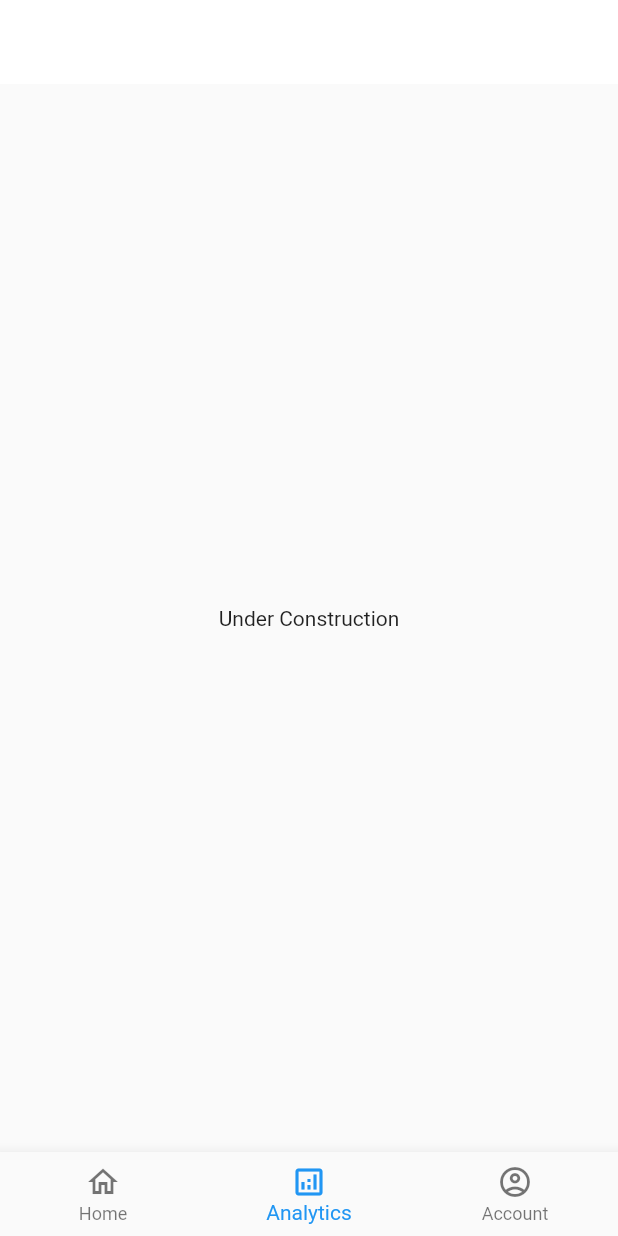
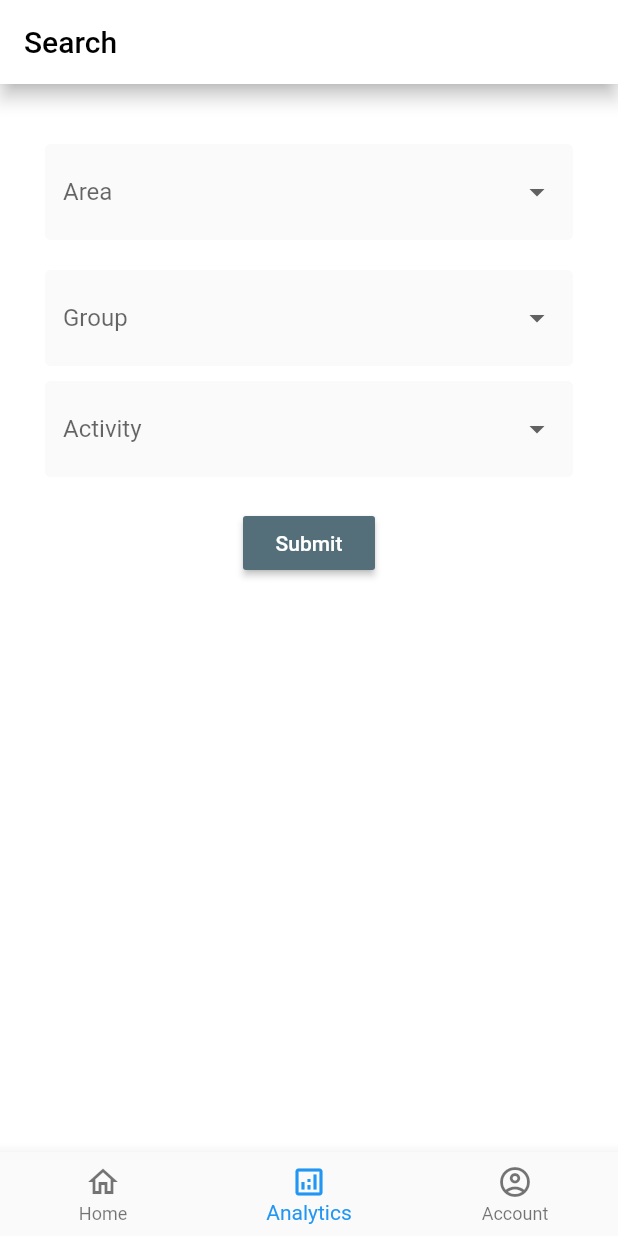
Before and after one commit to faseelmo/imd, a Flutter app: the screen it shows once a user with an empty profile is signed in, item 2 of the bottom bar chosen, on a phone screen of 412 x 824 dp. Run offline on Flutter 3.47's test engine with Material 2 defaults, Android fonts, the phone set to English and light mode, and no system bars; our stand-ins replace cloud_firestore, firebase_auth, flutter_spinkit; accounts and stored records are empty.

Commit message:
Added the First Version of Analytics

```diff
--- /dev/null
+++ b/lib/global.dart
@@ -0,0 +1,5 @@
+library my_project.global;
+
+String area = '';
+String group = '';
+String activity = '';
--- /dev/null
+++ b/lib/models/analytics.dart
@@ -0,0 +1,11 @@
+class Search {
+  final String area;
+  final String group;
+  final String activity;
+
+  Search({
+    this.area,
+    this.group,
+    this.activity,
+  });
+}
--- /dev/null
+++ b/lib/screens/analytics/analyticsdata.dart
@@ -0,0 +1,39 @@
+/* services/firestore_service.dart */
+
+import 'package:cloud_firestore/cloud_firestore.dart';
+import 'package:flutter/cupertino.dart';
+import 'package:imd/models/imd.dart';
+import 'package:imd/models/analytics.dart';
+import 'package:imd/global.dart' as global;
+
+class AnalyticServices {
+  final Imd data;
+  AnalyticServices({this.data});
+
+  final databaseReference = Firestore.instance;
+
+  Stream<List<Imd>> get imd {
+    // orderBy is here
+
+    List<Imd> _imdListFromSnapshot(QuerySnapshot snapshot) {
+      return snapshot.documents.map((doc) {
+        return Imd(
+          area: doc.data['area'] ?? '',
+          group: doc.data['group'] ?? '',
+          equipment: doc.data['equipment'] ?? '',
+          activity: doc.data['activity'] ?? '',
+          optional: doc.data['optional'] ?? '',
+        );
+      }).toList();
+    }
+
+    return databaseReference
+        .collection("imd") // I need the variable from the dropdown menu
+        .where('area', isEqualTo: global.area)
+        .where('group', isEqualTo: global.group)
+        .where('activity', isEqualTo: global.activity)
+        .orderBy('date', descending: true)
+        .snapshots()
+        .map(_imdListFromSnapshot);
+  }
+}
--- a/lib/screens/analytics/analyticspage.dart
+++ b/lib/screens/analytics/analyticspage.dart
@@ -1,21 +1,159 @@
 import 'package:flutter/material.dart';
+import 'analyticshome.dart';
+import 'package:imd/global.dart' as global;
 
-class Analytics extends StatelessWidget {
-  static Route<dynamic> route() => MaterialPageRoute(
-        builder: (context) => Analytics(),
-      );
+class Analytics extends StatefulWidget {
+  @override
+  _AnalyticsState createState() => _AnalyticsState();
+}
+
+class _AnalyticsState extends State<Analytics> {
+  String area = '';
+  String group = '';
+  String equipment = '';
+  String activity = '';
+  String optional = '';
+
+  DateTime selectedDate = DateTime.now();
 
   @override
   Widget build(BuildContext context) {
     return Scaffold(
-      appBar: AppBar(
-        title: Text("Analytics"),
+        resizeToAvoidBottomPadding: false,
         backgroundColor: Colors.white,
-        elevation: 0.0,
-      ),
-      body: Center(
-        child: Text("Under Construction"),
-      ),
-    );
+        appBar: AppBar(
+          iconTheme: IconThemeData(color: Colors.black),
+          title: Text(
+            'Search',
+            style: TextStyle(color: Colors.black),
+          ),
+          backgroundColor: Colors.white,
+          elevation: 5.0,
+          actions: <Widget>[],
+        ),
+        body: Column(
+          children: [
+            Form(
+              child: SingleChildScrollView(
+                padding: EdgeInsets.symmetric(vertical: 20, horizontal: 30),
+                child: Column(children: <Widget>[
+                  SizedBox(height: 20.0),
+                  DropdownButtonFormField<String>(
+                    decoration: InputDecoration(
+                      hintText: 'Area',
+                      fillColor: Colors.grey[50],
+                      filled: true,
+                      enabledBorder: OutlineInputBorder(
+                        borderSide:
+                            BorderSide(color: Colors.grey[50], width: 2.0),
+                      ),
+                      focusedBorder: OutlineInputBorder(
+                          borderSide: BorderSide(color: Colors.blueGrey[300])),
+                    ),
+                    items: <String>[
+                      'Unit 10',
+                      'Unit 20',
+                      'Unit 30',
+                      'Unit 40',
+                      'Unit 50',
+                      'CHP',
+                      'BOP',
+                    ].map((String value) {
+                      return new DropdownMenuItem<String>(
+                        value: value,
+                        child: new Text(value),
+                      );
+                    }).toList(),
+                    onChanged: (val) {
+                      setState(() => area = val);
+                      //print("haha" + area_search);
+                    },
+                  ),
+                  SizedBox(height: 20.0),
+                  DropdownButtonFormField<String>(
+                    decoration: InputDecoration(
+                      hintText: 'Group',
+                      fillColor: Colors.grey[50],
+                      filled: true,
+                      enabledBorder: OutlineInputBorder(
+                        borderSide:
+                            BorderSide(color: Colors.grey[50], width: 2.0),
+                      ),
+                      focusedBorder: OutlineInputBorder(
+                          borderSide: BorderSide(color: Colors.blueGrey[300])),
+                    ),
+                    items: <String>[
+                      'Boiler',
+                      'Feed Cycle',
+                      'BOP',
+                      'CHP',
+                      'DCS/Turbine/IT',
+                    ].map((String value) {
+                      return new DropdownMenuItem<String>(
+                        value: value,
+                        child: new Text(value),
+                      );
+                    }).toList(),
+                    onChanged: (val) {
+                      setState(() => group = val);
+                    },
+                  ),
+                  SizedBox(height: 10.0),
+                  DropdownButtonFormField<String>(
+                    decoration: InputDecoration(
+                      hintText: 'Activity',
+                      fillColor: Colors.grey[50],
+                      filled: true,
+                      enabledBorder: OutlineInputBorder(
+                        borderSide:
+                            BorderSide(color: Colors.grey[50], width: 2.0),
+                      ),
+                      focusedBorder: OutlineInputBorder(
+                          borderSide: BorderSide(color: Colors.blueGrey[300])),
+                    ),
+                    items: <String>[
+                      'Simulation',
+                      'Replacement',
+                      'Set Point Change',
+                      'PM',
+                      'Calibration',
+                      'Improvement',
+                      'New Installation',
+                      'Others'
+                    ].map((String value) {
+                      return new DropdownMenuItem<String>(
+                        value: value,
+                        child: new Text(value),
+                      );
+                    }).toList(),
+                    onChanged: (val) {
+                      setState(() => activity = val);
+                    },
+                  ),
+                  SizedBox(height: 20.0),
+                  RaisedButton(
+                      color: Colors.blueGrey[600],
+                      child: Text(
+                        "Submit",
+                        style: TextStyle(color: Colors.white),
+                      ),
+                      onPressed: () async {
+                        global.area = area;
+                        global.group = group;
+                        global.activity = activity;
+
+                        Navigator.push(
+                            context,
+                            MaterialPageRoute(
+                                builder: (context) => AnalyticsHome()));
+                      }
+                      //adding date and time
+
+                      ),
+                ]),
+              ),
+            ),
+          ],
+        ));
   }
 }
--- a/lib/screens/authenticate/sign_in.dart
+++ b/lib/screens/authenticate/sign_in.dart
@@ -30,7 +30,7 @@ class _SignInState extends State<SignIn> {
               title: Text("Sign in to IMD portal"),
             ),
             body: Container(
-              padding: EdgeInsets.symmetric(vertical: 20, horizontal: 50),
+              padding: EdgeInsets.symmetric(vertical: 0, horizontal: 50),
               child: Form(
                 key: _formKey,
                 child: Column(
@@ -42,7 +42,7 @@ class _SignInState extends State<SignIn> {
                         fit: BoxFit.fitWidth,
                       ),
                     ),
-                    SizedBox(height: 30.0),
+                    SizedBox(height: 00.0),
                     TextFormField(
                         decoration: InputDecoration(
                           hintText: 'Email',
--- a/lib/screens/data/datapage.dart
+++ b/lib/screens/data/datapage.dart
@@ -97,7 +97,7 @@ class _DataPageState extends State<DataPage> {
                       );
                     }).toList(),
                     onChanged: (val) {
-                      setState(() => area = val);
+                      setState(() => group = val);
                     },
                   ),
                   SizedBox(height: 10.0),
--- a/lib/screens/home/data_tile.dart
+++ b/lib/screens/home/data_tile.dart
@@ -18,8 +18,8 @@ class DataTile extends StatelessWidget {
                   padding: const EdgeInsets.fromLTRB(0, 10, 0, 10),
                   child: Text(data.activity),
                 ),
-                subtitle:
-                    Text("Equipment: ${data.equipment}\nUnit: ${data.area}"),
+                subtitle: Text(
+                    "Equipment: ${data.equipment}\nArea: ${data.area} \nGroup: ${data.group}"),
               ),
               Align(
                 alignment: Alignment.centerLeft,
```
Also changed, not shown: lib/screens/analytics/analyticshome.dart (added, +32 -0 lines), lib/screens/analytics/listanalyticspage.dart (added, +28 -0 lines), lib/shared/constants.dart (deleted).
